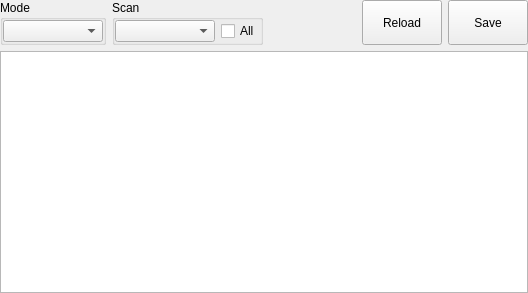
Qt form xprocesswidgetadvanced.ui (horsicq/XProcessWidget) before a commit.
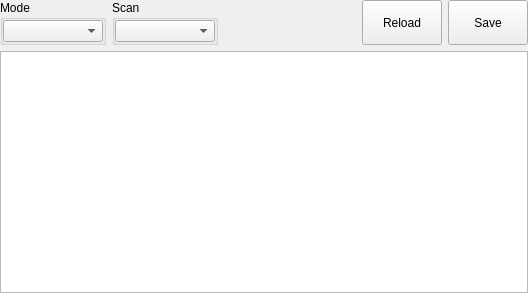
The same form after that commit.

The edit to the form file:
```diff
--- a/xprocesswidgetadvanced.ui
+++ b/xprocesswidgetadvanced.ui
@@ -87,13 +87,6 @@
           </property>
          </widget>
         </item>
-        <item>
-         <widget class="QCheckBox" name="checkBoxScanProcessesAll">
-          <property name="text">
-           <string>All</string>
-          </property>
-         </widget>
-        </item>
        </layout>
       </widget>
      </item>
```
